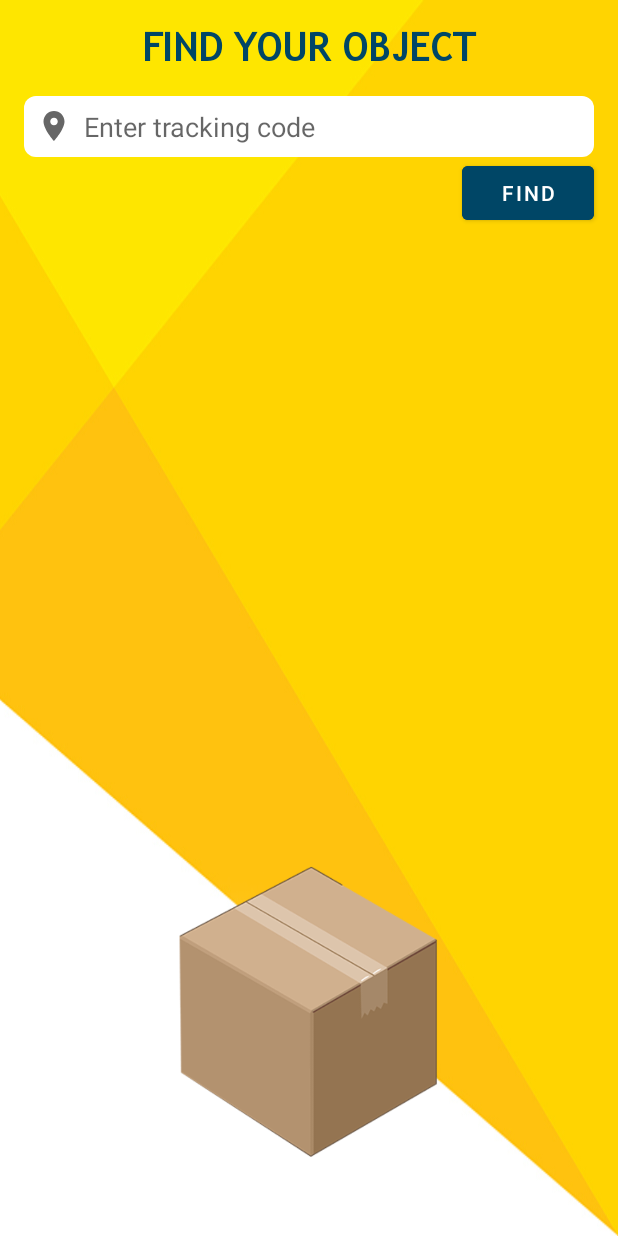
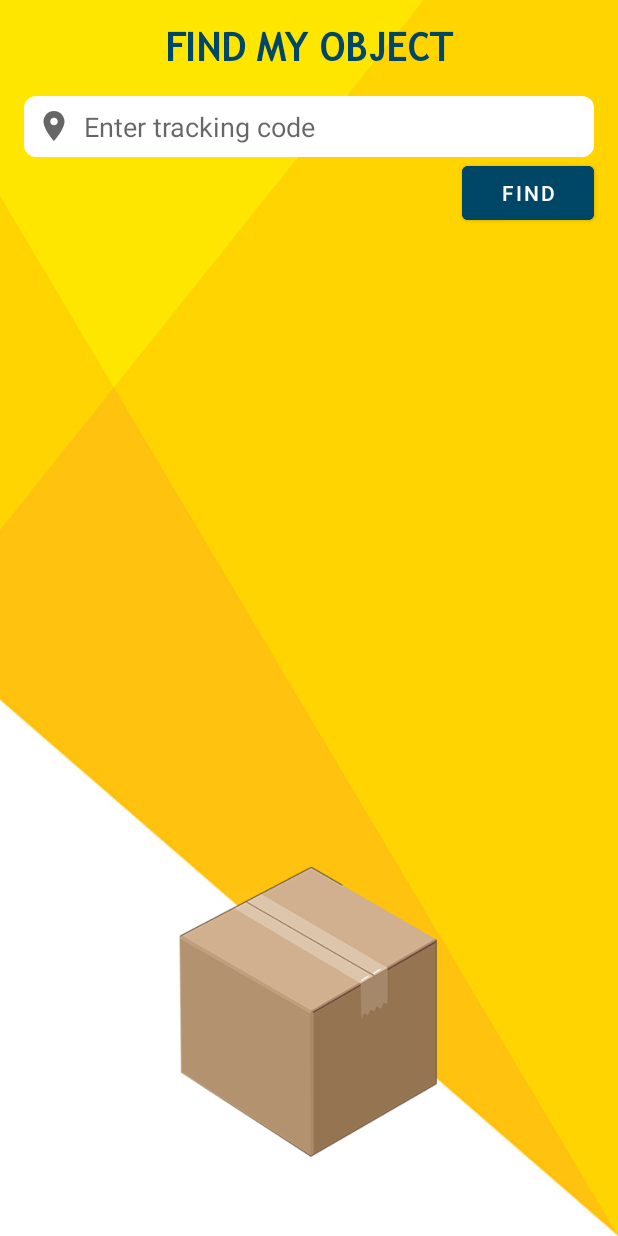
Before and after one commit to kelvingcr/findmyobject, an Android app: the screen it shows after launch (MainActivity), on a phone screen of 412 x 824 dp. Run offline under Robolectric (Android 15) with nearby library versions, the light colour scheme and no system bars.

Commit message:
change text 'find_text'

```diff
--- a/app/src/main/res/values/strings.xml
+++ b/app/src/main/res/values/strings.xml
@@ -1,5 +1,5 @@
 <resources>
     <string name="app_name">FindMyObject</string>
-    <string name="find_text">FIND YOUR OBJECT</string>
+    <string name="find_text">FIND MY OBJECT</string>
     <string name="edt_cod">Enter tracking code</string>
 </resources>
```
